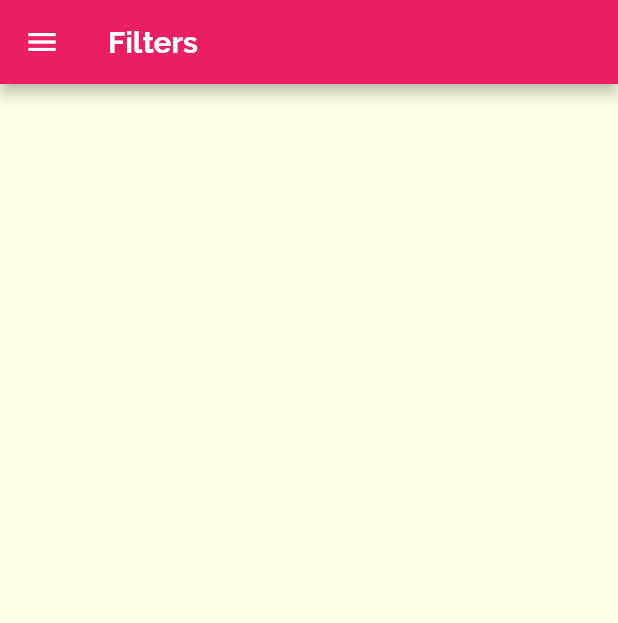
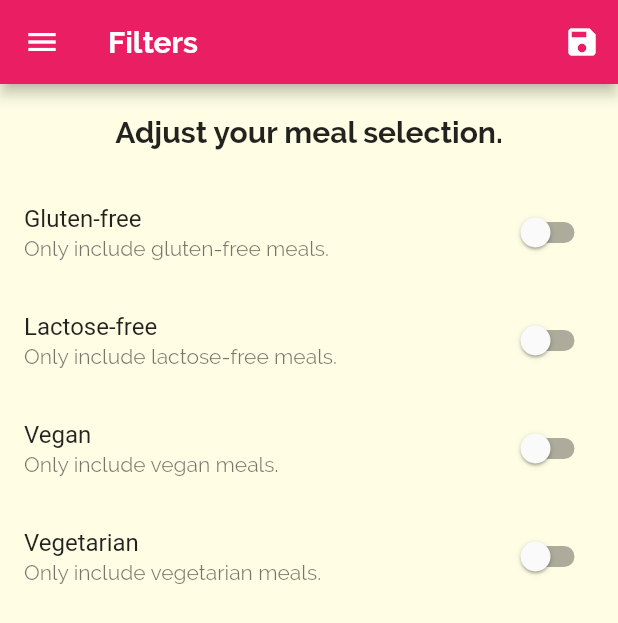
Before and after one commit to sarafhbk/flutter_learning_2, a Flutter app: the FiltersScreen screen opened by its route, on a phone screen of 412 x 824 dp. Shown: the top 623 px of the screen. Run offline on Flutter 3.47's test engine with Material 2 defaults, Android fonts, the phone set to English and light mode, and no system bars.

Commit message:
Lecture 181

```diff
--- a/lib/screens/category_meals_screen.dart
+++ b/lib/screens/category_meals_screen.dart
@@ -1,11 +1,13 @@
 import 'package:flutter/material.dart';
 import '../models/meal.dart';
 import 'package:flutter_learning_2/widgets/meal_item.dart';
-import '../dummy_data.dart';
 
 class CategoryMealsScreen extends StatefulWidget {
   static const routeName = '/category-meals';
-  const CategoryMealsScreen({Key? key}) : super(key: key);
+  final List<Meal> availableMeals;
+
+  const CategoryMealsScreen({Key? key, required this.availableMeals})
+      : super(key: key);
 
   @override
   State<CategoryMealsScreen> createState() => _CategoryMealsScreenState();
@@ -13,7 +15,7 @@ class CategoryMealsScreen extends StatefulWidget {
 
 class _CategoryMealsScreenState extends State<CategoryMealsScreen> {
   String categoryTitle = '';
-  late List<Meal> displayedMeals;
+  List<Meal> displayedMeals = [];
 
   @override
   void didChangeDependencies() {
@@ -23,17 +25,18 @@ class _CategoryMealsScreenState extends State<CategoryMealsScreen> {
     categoryTitle = routerArgs['title'] as String;
     final categoryId = routerArgs['id'];
 
-    displayedMeals = dummyMeals.where((meal) {
+    displayedMeals = widget.availableMeals.where((meal) {
       return meal.categories.contains(categoryId);
     }).toList();
+
     super.didChangeDependencies();
   }
 
-  void _removeMeal(String mealIdToDelete) {
-    setState(() {
-      displayedMeals.removeWhere((element) => element.id == mealIdToDelete);
-    });
-  }
+  // void _removeMeal(String mealIdToDelete) {
+  //   setState(() {
+  //     displayedMeals.removeWhere((element) => element.id == mealIdToDelete);
+  //   });
+  // }
 
   @override
   Widget build(BuildContext context) {
@@ -51,7 +54,6 @@ class _CategoryMealsScreenState extends State<CategoryMealsScreen> {
             duration: currentMeal.duration,
             complexity: currentMeal.complexity,
             affordability: currentMeal.affordability,
-            removeItem: _removeMeal,
           );
         },
         itemCount: displayedMeals.length,
--- a/lib/screens/filters_screen.dart
+++ b/lib/screens/filters_screen.dart
@@ -1,18 +1,101 @@
 import 'package:flutter/material.dart';
 import '../widgets/main_drawer.dart';
 
-class FiltersScreen extends StatelessWidget {
+class FiltersScreen extends StatefulWidget {
   static const routeName = '/filters';
-  const FiltersScreen({Key? key}) : super(key: key);
+
+  final Map<String, bool> filterValues;
+  final Function(Map<String, bool>) saveFilters;
+
+  const FiltersScreen(
+      {Key? key, required this.filterValues, required this.saveFilters})
+      : super(key: key);
+
+  @override
+  State<FiltersScreen> createState() => _FiltersScreenState();
+}
+
+class _FiltersScreenState extends State<FiltersScreen> {
+  var _isGlutenFree = false;
+  var _isVegan = false;
+  var _isVegetarian = false;
+  var _isLactoseFree = false;
+
+  @override
+  void initState() {
+    final localizedFilterValues = widget.filterValues;
+    _isGlutenFree = localizedFilterValues['isGlutenFree'] as bool;
+    _isVegan = localizedFilterValues['isVegan'] as bool;
+    _isVegetarian = localizedFilterValues['isVegetarian'] as bool;
+    _isLactoseFree = localizedFilterValues['isLactoseFree'] as bool;
+    super.initState();
+  }
+
+  Widget _buildSwitchListTile(
+      bool value, Function(bool) onChanged, String title, String subtitle) {
+    return SwitchListTile(
+      value: value,
+      onChanged: onChanged,
+      title: Text(title),
+      subtitle: Text(subtitle),
+    );
+  }
 
   @override
   Widget build(BuildContext context) {
     return Scaffold(
       appBar: AppBar(
         title: const Text('Filters'),
+        actions: [
+          IconButton(
+              onPressed: () {
+                widget.saveFilters({
+                  'isGlutenFree': _isGlutenFree,
+                  'isVegan': _isVegan,
+                  'isVegetarian': _isVegetarian,
+                  'isLactoseFree': _isLactoseFree,
+                });
+              },
+              icon: const Icon(Icons.save))
+        ],
       ),
       drawer: const MainDrawer(),
-      body: Container(),
+      body: Column(
+        children: [
+          Container(
+              padding: const EdgeInsets.all(20),
+              child: Text(
+                'Adjust your meal selection.',
+                style: Theme.of(context).textTheme.headline6,
+              )),
+          Expanded(
+            child: ListView(
+              children: [
+                _buildSwitchListTile(_isGlutenFree, (val) {
+                  setState(() {
+                    _isGlutenFree = val;
+                  });
+                }, 'Gluten-free', 'Only include gluten-free meals.'),
+                _buildSwitchListTile(_isLactoseFree, (val) {
+                  setState(() {
+                    _isLactoseFree = val;
+                  });
+                }, 'Lactose-free', 'Only include lactose-free meals.'),
+                _buildSwitchListTile(_isVegan, (val) {
+                  setState(() {
+                    _isVegan = val;
+                  });
+                }, 'Vegan', 'Only include vegan meals.'),
+                _buildSwitchListTile(_isVegetarian, (val) {
+                  setState(() {
+                    _isVegetarian = val;
+                  });
+                }, 'Vegetarian', 'Only include vegetarian meals.')
+              ],
+            ),
+          )
+        ],
+      ),
     );
   }
 }
```
Also changed, not shown: lib/main.dart (+71 -6 lines), lib/screens/favourites_screen.dart (+24 -2 lines), lib/screens/meal_detail_screen.dart (+13 -6 lines), lib/screens/tabs_screen.dart (+16 -5 lines), lib/widgets/meal_item.dart (+4 -6 lines).
